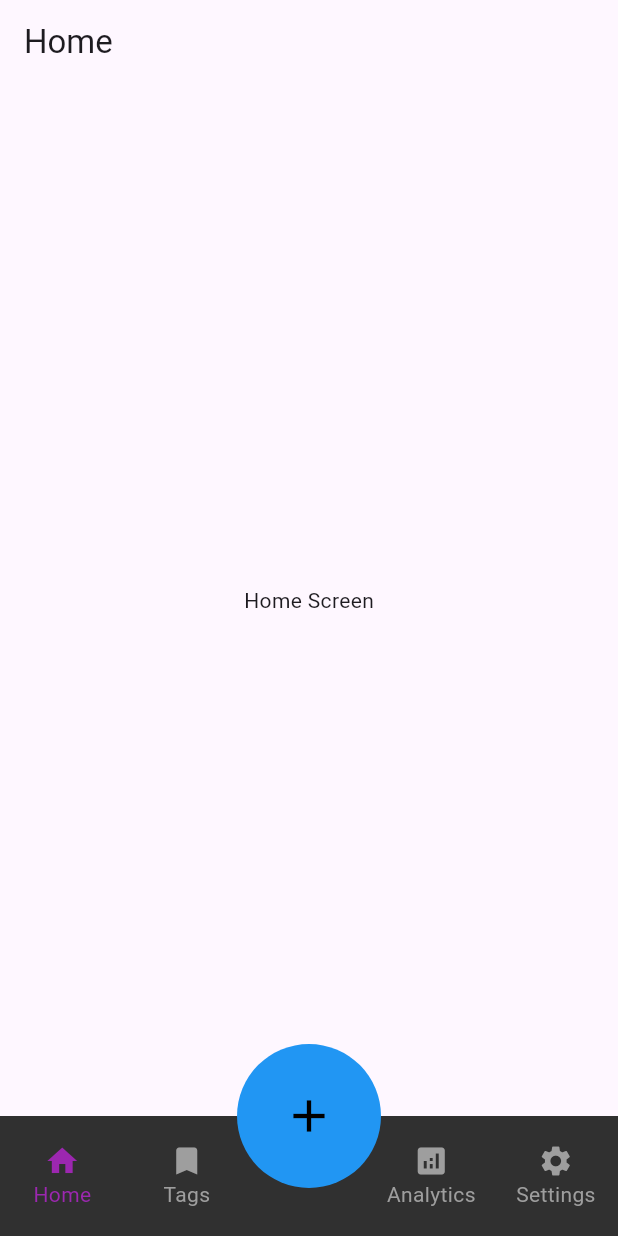
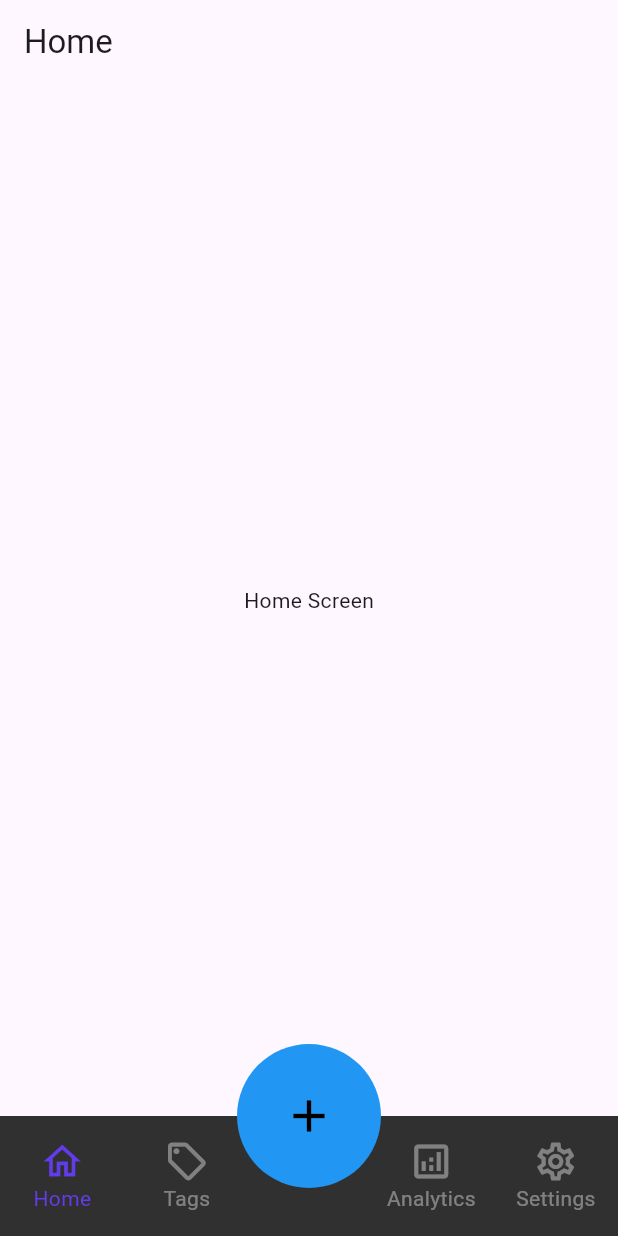
Before and after one commit to GolemT/Flutter_FinanceTracker, a Flutter app: the screen it shows after launch, on a phone screen of 412 x 824 dp. Run offline on Flutter 3.47's test engine with Material 3 defaults, Android fonts, the phone set to English and light mode, and no system bars.

Commit message:
fix navbar icons

```diff
--- a/lib/components/nav_bar.dart
+++ b/lib/components/nav_bar.dart
@@ -21,26 +21,26 @@ class NavBar extends StatelessWidget {
           child: Row(
             children: [
               navItem(
-                Icons.home,
+                Icons.home_outlined,
                 pageIndex == 0,
                 'Home',
                 onTap: () => onTap(0),
               ),
               navItem(
-                Icons.bookmark,
+                Icons.sell_outlined,
                 pageIndex == 1,
                 'Tags',
                 onTap: () => onTap(1),
               ),
               const SizedBox(width: 80),
               navItem(
-                Icons.analytics,
+                Icons.analytics_outlined,
                 pageIndex == 3,
                 'Analytics',
                 onTap: () => onTap(3),
               ),
               navItem(
-                Icons.settings,
+                Icons.settings_outlined,
                 pageIndex == 4,
                 'Settings',
                 onTap: () => onTap(4),
@@ -61,11 +61,12 @@ Widget navItem(IconData icon, bool selected, String text, {Function()? onTap}) {
         children: [
           Icon(
             icon,
-            color: selected ? Colors.purple : Colors.grey,
+            color: selected ? Color(0xFF623CEA) : Color(0x66FAFAFA),
+            size: 30.0,
           ),
           Text(
             text,
-            style: TextStyle(color: selected ? Colors.purple : Colors.grey),
+            style: TextStyle(color: selected ? Color(0xFF623CEA) : Color(0x66FAFAFA)),
           ),
         ],
       ),
--- a/pubspec.yaml
+++ b/pubspec.yaml
@@ -35,6 +35,8 @@ dependencies:
   # The following adds the Cupertino Icons font to your application.
   # Use with the CupertinoIcons class for iOS style icons.
   cupertino_icons: ^1.0.6
+  flutter_launcher_icons: ^0.13.1
+  material_symbols_icons: ^4.2744.0
 
 dev_dependencies:
   flutter_test:
```
Also changed, not shown: pubspec.lock.
